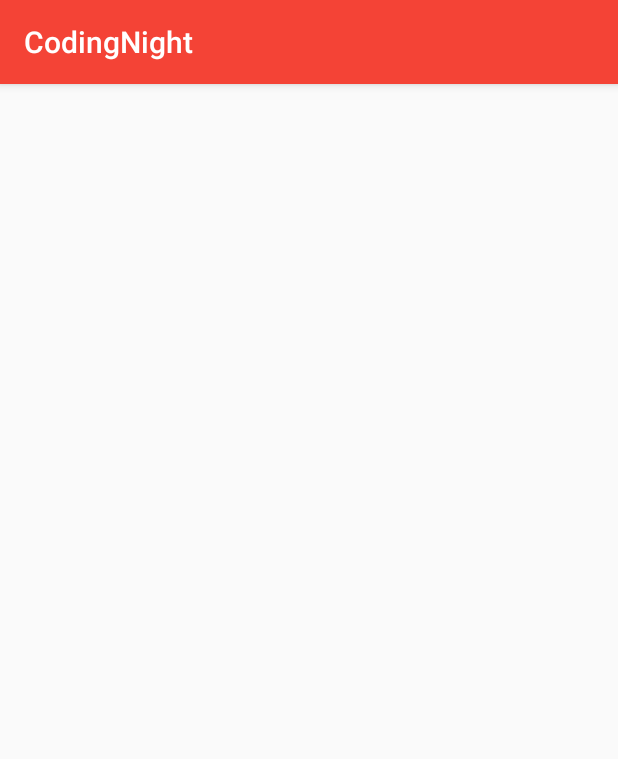
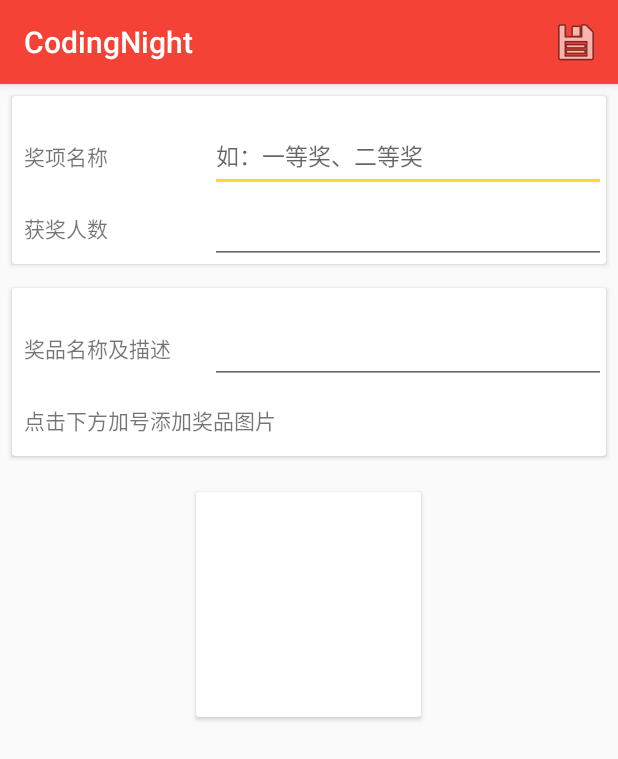
Before and after one commit to DEVELOPERPAN1024/ThunderSoftLuckyDraw, an Android app: the AddAwardActivity screen opened directly, with no data from a screen before it, on a phone screen of 412 x 824 dp. Shown: the top 759 px of the screen. Run offline under Robolectric (Android 15) with nearby library versions, the phone set to English and light mode, and no system bars; our stand-ins replace ButterKnife.

Commit message:
award etc

```diff
--- a/CodingNight/app/src/main/java/cn/thundersoft/codingnight/acitivity/AddAwardActivity.java
+++ b/CodingNight/app/src/main/java/cn/thundersoft/codingnight/acitivity/AddAwardActivity.java
@@ -1,6 +1,29 @@
 package cn.thundersoft.codingnight.acitivity;
 
+import android.content.Intent;
+import android.database.Cursor;
+import android.graphics.Bitmap;
+import android.graphics.BitmapFactory;
+import android.net.Uri;
+import android.os.Bundle;
+import android.os.PersistableBundle;
+import android.provider.MediaStore;
+import android.support.annotation.Nullable;
 import android.support.v7.app.AppCompatActivity;
+import android.view.Menu;
+import android.view.MenuItem;
+import android.view.View;
+import android.widget.EditText;
+import android.widget.ImageView;
+import android.widget.Toast;
+
+import com.bumptech.glide.Glide;
+
+import butterknife.Bind;
+import butterknife.ButterKnife;
+import cn.thundersoft.codingnight.R;
+import cn.thundersoft.codingnight.models.Award;
+import cn.thundersoft.codingnight.util.BitmapTools;
 
 /**
  * Created by pandroid on 11/25/16.
@@ -8,4 +31,81 @@ import android.support.v7.app.AppCompatActivity;
 
 public class AddAwardActivity extends AppCompatActivity {
 
+    @Bind(R.id.award_count_edt)
+    EditText mAwardCountEdt;
+    @Bind(R.id.award_name_edt)
+    EditText mAwardNameEdt;
+    @Bind(R.id.award_detail_edt)
+    EditText mAwardDetailEdit;
+    @Bind(R.id.award_picurl_imgv)
+    ImageView mAwardPicurlImageV;
+
+    String mPicurlPath;
+
+    @Override
+    protected void onCreate(@Nullable Bundle savedInstanceState) {
+        super.onCreate(savedInstanceState);
+        setContentView(R.layout.activity_add_award_layout);
+        ButterKnife.bind(this);
+        initView();
+    }
+
+    @Override
+    public boolean onCreateOptionsMenu(Menu menu) {
+        MenuItem item = menu.add("保存");
+        item.setIcon(android.R.drawable.ic_menu_save);
+        item.setShowAsActionFlags(MenuItem.SHOW_AS_ACTION_ALWAYS);
+        return super.onCreateOptionsMenu(menu);
+    }
+
+    private void initView() {
+        mAwardPicurlImageV.setOnClickListener(new View.OnClickListener() {
+            @Override
+            public void onClick(View v) {
+                Intent intent = new Intent(Intent.ACTION_PICK, MediaStore.Images.Media.EXTERNAL_CONTENT_URI);
+                startActivityForResult(intent, 0);
+            }
+        });
+    }
+
+    @Override
+    public boolean onOptionsItemSelected(MenuItem item) {
+        if (item.getTitle().equals("保存")) {
+            if (mAwardNameEdt.getText().length() < 1 || mAwardCountEdt.getText().length() < 1
+                    || mAwardDetailEdit.getText().length() < 1) {
+                Toast.makeText(this, "必要数据为空，请再次检查输入", Toast.LENGTH_SHORT).show();
+                return true;
+            }
+            //save to db
+            Award bean = new Award();
+            bean.setName(mAwardNameEdt.getText().toString());
+            bean.setCount(Integer.valueOf(mAwardCountEdt.getText().toString()));
+            bean.setDetial(mAwardDetailEdit.getText().toString());
+            if (mPicurlPath != null) {
+                bean.setPicUrl(mPicurlPath);
+            }
+            //
+        }
+        return super.onOptionsItemSelected(item);
+    }
+
+    @Override
+    protected void onActivityResult(int requestCode, int resultCode, Intent data) {
+        super.onActivityResult(requestCode, resultCode, data);
+        if (requestCode == 0 && resultCode == RESULT_OK && null != data) {
+            Uri selectedImage = data.getData();
+            String[] filePathColumn = {MediaStore.Images.Media.DATA};
+            Cursor cursor = getContentResolver().query(selectedImage,
+                    filePathColumn, null, null, null);
+            cursor.moveToFirst();
+            int columnIndex = cursor.getColumnIndex(filePathColumn[0]);
+            mPicurlPath = cursor.getString(columnIndex);
+            Glide.with(this).load(mPicurlPath).centerCrop().into(mAwardPicurlImageV);
+//            Bitmap bitmap = BitmapTools.getBitmap(mPicurlPath,200,200);
+//            Bitmap mBitmap = BitmapFactory.decodeFile(mPicurlPath);
+//            Bitmap mBitmap = BitmapFactory.decodeFile(mPicurlPath);
+//            mAwardPicurlImageV.setImageBitmap(bitmap);
+            cursor.close();
+        }
+    }
 }
--- a/CodingNight/app/src/main/java/cn/thundersoft/codingnight/acitivity/NewMainActivity.java
+++ b/CodingNight/app/src/main/java/cn/thundersoft/codingnight/acitivity/NewMainActivity.java
@@ -14,6 +14,7 @@ import android.widget.LinearLayout;
 import butterknife.Bind;
 import butterknife.ButterKnife;
 import cn.thundersoft.codingnight.R;
+import cn.thundersoft.codingnight.models.Award;
 
 /**
  * Created by pandroid on 11/25/16.
@@ -61,7 +62,9 @@ public class NewMainActivity extends AppCompatActivity implements View.OnClickLi
                 startActivity(new Intent(this, DataActivity.class));
             }
             case R.id.main_award_cv: {
-
+                Intent intent = new Intent(this, AwardActivity.class);
+                startActivity(intent);
+                break;
             }
             case R.id.main_luckydraw_cv: {
                 startActivity(new Intent(this, LuckyDrawActivity.class));
--- /dev/null
+++ b/CodingNight/app/src/main/res/layout/activity_add_award_layout.xml
@@ -0,0 +1,133 @@
+<?xml version="1.0" encoding="utf-8"?>
+<LinearLayout xmlns:android="http://schemas.android.com/apk/res/android"
+    android:layout_width="match_parent"
+    android:layout_height="match_parent"
+    android:orientation="vertical">
+
+    <android.support.v7.widget.CardView
+        android:layout_width="match_parent"
+        android:layout_height="wrap_content"
+        android:layout_margin="@dimen/one">
+
+        <LinearLayout
+            android:layout_width="match_parent"
+            android:layout_height="wrap_content"
+            android:layout_marginTop="@dimen/two"
+            android:orientation="vertical">
+
+            <LinearLayout
+                android:layout_width="match_parent"
+                android:layout_height="@dimen/six"
+                android:orientation="horizontal">
+
+                <TextView
+                    android:layout_width="0dp"
+                    android:layout_height="match_parent"
+                    android:layout_weight="1"
+                    android:gravity="center_vertical"
+                    android:paddingLeft="@dimen/one"
+                    android:text="@string/add_award_name" />
+
+                <EditText
+                    android:id="@+id/award_name_edt"
+                    android:layout_width="0dp"
+                    android:layout_height="match_parent"
+                    android:layout_weight="2"
+                    android:hint="如：一等奖、二等奖"
+                    android:textSize="15sp" />
+            </LinearLayout>
+
+            <LinearLayout
+                android:layout_width="match_parent"
+                android:layout_height="@dimen/six"
+                android:orientation="horizontal">
+
+                <TextView
+                    android:layout_width="0dp"
+                    android:layout_height="match_parent"
+                    android:layout_weight="1"
+                    android:gravity="center_vertical"
+                    android:paddingLeft="@dimen/one"
+                    android:text="@string/add_award_count" />
+
+                <EditText
+                    android:id="@+id/award_count_edt"
+                    android:inputType="number"
+                    android:layout_width="0dp"
+                    android:layout_height="match_parent"
+                    android:layout_weight="2" />
+            </LinearLayout>
+
+
+        </LinearLayout>
+
+    </android.support.v7.widget.CardView>
+
+    <android.support.v7.widget.CardView
+        android:layout_width="match_parent"
+        android:layout_height="wrap_content"
+        android:layout_margin="@dimen/one">
+
+        <LinearLayout
+            android:layout_width="match_parent"
+            android:layout_height="wrap_content"
+            android:layout_marginTop="@dimen/two"
+            android:orientation="vertical">
+
+            <LinearLayout
+                android:layout_width="match_parent"
+                android:layout_height="@dimen/six"
+                android:orientation="horizontal">
+
+                <TextView
+                    android:layout_width="0dp"
+                    android:layout_height="match_parent"
+                    android:layout_weight="1"
+                    android:gravity="center_vertical"
+                    android:paddingLeft="@dimen/one"
+                    android:text="@string/add_award_detail" />
+
+                <EditText
+                    android:id="@+id/award_detail_edt"
+                    android:layout_width="0dp"
+                    android:layout_height="match_parent"
+                    android:layout_weight="2" />
+            </LinearLayout>
+
+            <LinearLayout
+                android:layout_width="match_parent"
+                android:layout_height="@dimen/six"
+                android:orientation="horizontal">
+
+                <TextView
+                    android:layout_width="0dp"
+                    android:layout_height="match_parent"
+                    android:layout_weight="1"
+                    android:gravity="center_vertical"
+                    android:paddingLeft="@dimen/one"
+                    android:text="@string/add_award_picurl" />
+
+                <EditText
+                    android:layout_width="0dp"
+                    android:layout_height="match_parent"
+                    android:layout_weight="0" />
+            </LinearLayout>
+
+        </LinearLayout>
+
+    </android.support.v7.widget.CardView>
+
+
+    <android.support.v7.widget.CardView
+        android:layout_width="150dp"
+        android:layout_height="150dp"
+        android:layout_gravity="center_horizontal"
+        android:layout_margin="@dimen/two">
+        <ImageView
+            android:id="@+id/award_picurl_imgv"
+            android:layout_width="match_parent"
+            android:layout_height="match_parent"
+            />
+    </android.support.v7.widget.CardView>
+
+</LinearLayout>
--- /dev/null
+++ b/CodingNight/app/src/main/res/layout/activity_award_layout.xml
@@ -0,0 +1,6 @@
+<?xml version="1.0" encoding="utf-8"?>
+<LinearLayout xmlns:android="http://schemas.android.com/apk/res/android"
+    android:orientation="vertical" android:layout_width="match_parent"
+    android:layout_height="match_parent">
+
+</LinearLayout>
--- a/CodingNight/app/src/main/res/values/strings.xml
+++ b/CodingNight/app/src/main/res/values/strings.xml
@@ -3,7 +3,10 @@
     <string name="set_data">设置数据</string>
     <string name="set_award">设置奖项</string>
     <string name="begin_lucky_draw">开始抽奖</string>
-
     <string name="lucky_draw_prize">奖项</string>
     <string name="lucky_draw_select_count">选择抽奖次数</string>
+    <string name="add_award_name">奖项名称</string>
+    <string name="add_award_count">获奖人数</string>
+    <string name="add_award_detail">奖品名称及描述</string>
+    <string name="add_award_picurl">点击下方加号添加奖品图片</string>
 </resources>
```
Also changed, not shown: CodingNight/app/src/main/java/cn/thundersoft/codingnight/acitivity/AwardActivity.java (+28 -0 lines), CodingNight/app/src/main/java/cn/thundersoft/codingnight/util/BitmapTools.java (added, +442 -0 lines).
